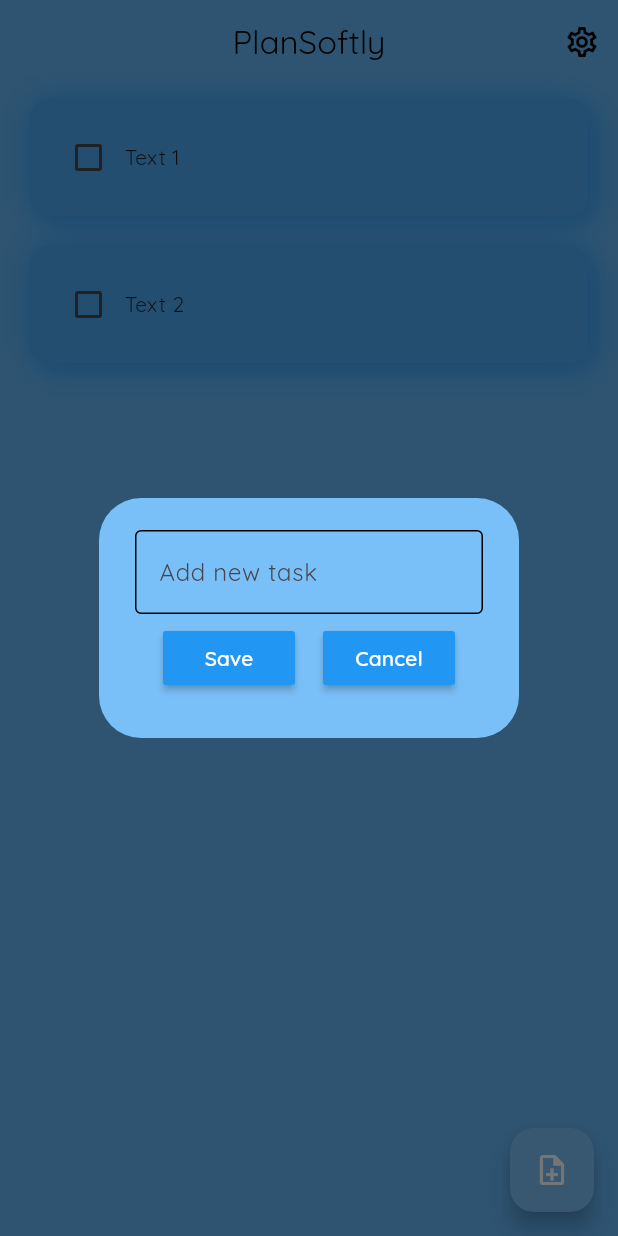
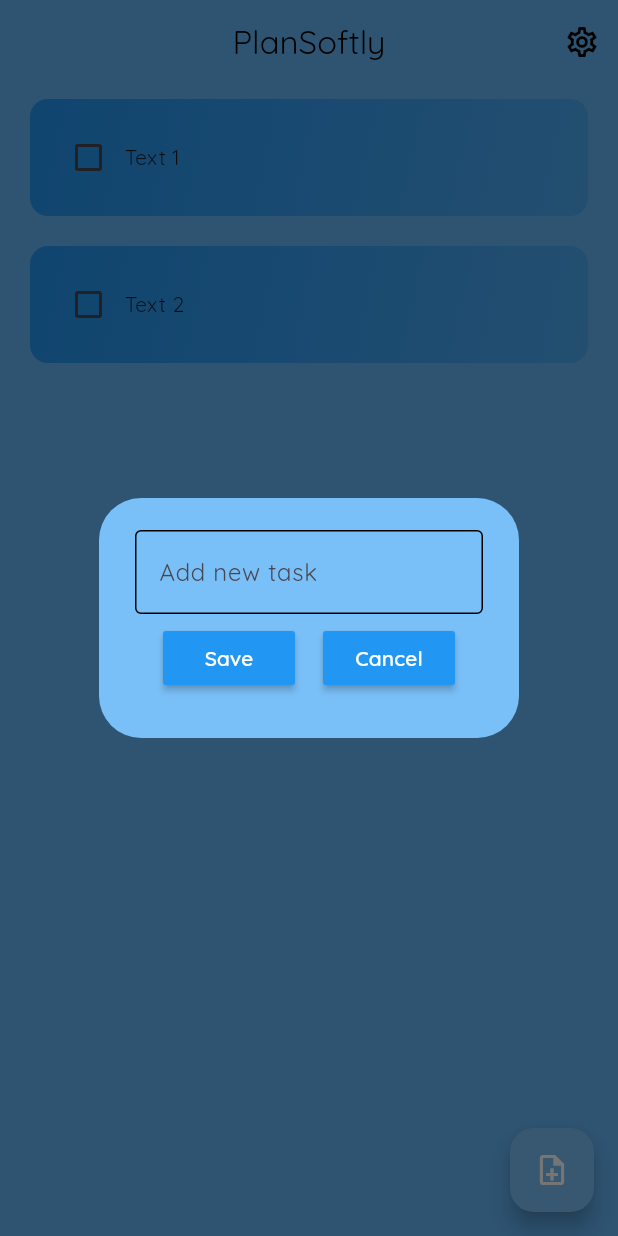
Before and after one commit to k-mushket/plan_softly, a Flutter app: the screen it shows after launch, after a tap on the "note add" icon, on a phone screen of 412 x 824 dp. Run offline on Flutter 3.47's test engine with Material 3 defaults, Android fonts, the phone set to English and light mode, and no system bars; drawn by our look-alikes of flutter_slidable; our stand-ins replace hive, hive_flutter; accounts and stored records are empty.

Commit message:
Added new PlanTile design

```diff
--- a/lib/components/plan_tile.dart
+++ b/lib/components/plan_tile.dart
@@ -38,19 +38,14 @@
             padding: const EdgeInsets.all(15),
             decoration: BoxDecoration(
               borderRadius: BorderRadius.circular(12),
-              color: Color.lerp(primaryColor, Colors.white, 0.2),
-              boxShadow: [
-                BoxShadow(
-                  blurRadius: 15.0,
-                  offset: const Offset(-5, -5),
-                  color: primaryColor.withOpacity(0.2),
-                ),
-                BoxShadow(
-                  blurRadius: 15.0,
-                  offset: const Offset(5, 5),
-                  color: primaryColor.withOpacity(0.7),
-                ),
-              ],
+              gradient: LinearGradient(
+                begin: Alignment.topLeft,
+                end: Alignment.bottomRight,
+                colors: [
+                  Color.lerp(primaryColor, primaryColor, 0.1)!,
+                  Color.lerp(primaryColor, Colors.white, 0.2)!,
+                ],
+              ),
             ),
             child: Row(
               children: [
```
